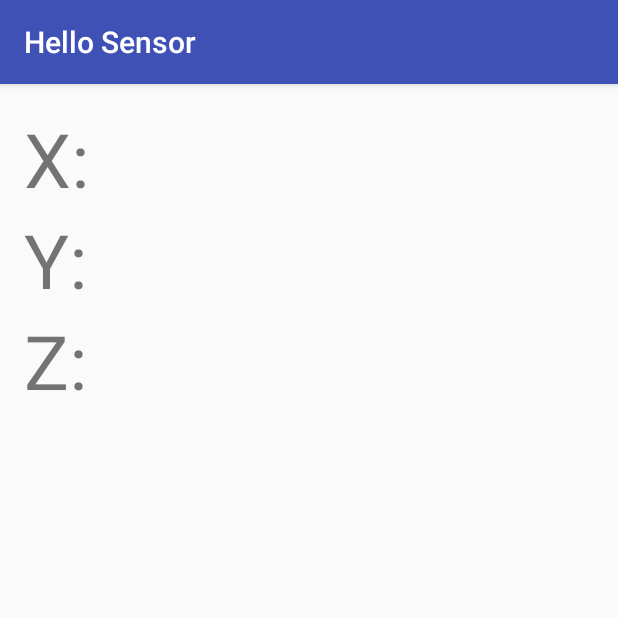
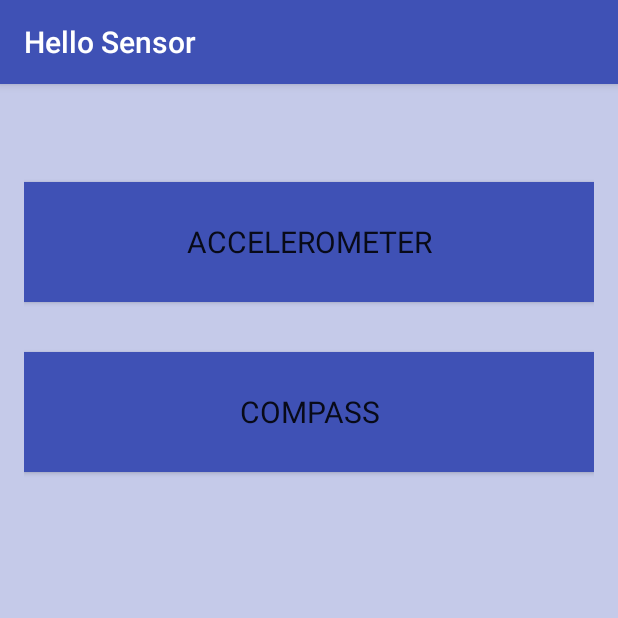
Before and after one commit to johanmansson/HelloSensor, an Android app: the screen it shows after launch (MainActivity before the commit, StartActivity after it), on a phone screen of 412 x 824 dp, the top half of it. Run offline under Robolectric (Android 15) with nearby library versions, the phone set to English and light mode, and no system bars.

Commit message:
Added seperated activities for Accelerometer and Compass. New start activity with buttons to launch each function.

```diff
--- a/app/src/main/AndroidManifest.xml
+++ b/app/src/main/AndroidManifest.xml
@@ -8,13 +8,15 @@
         android:label="@string/app_name"
         android:supportsRtl="true"
         android:theme="@style/AppTheme">
-        <activity android:name=".MainActivity">
+        <activity android:name=".StartActivity">
             <intent-filter>
                 <action android:name="android.intent.action.MAIN" />
 
                 <category android:name="android.intent.category.LAUNCHER" />
             </intent-filter>
         </activity>
+        <activity android:name=".AccelerometerActivity" />
+        <activity android:name=".CompassActivity"></activity>
     </application>
 
 </manifest>
--- a/app/src/main/java/com/example/johanmansson/hellosensor/MainActivity.java
+++ b/app/src/main/java/com/example/johanmansson/hellosensor/AccelerometerActivity.java
@@ -10,7 +10,7 @@ import android.hardware.SensorEvent;
 import android.hardware.SensorEventListener;
 
 
-public class MainActivity extends AppCompatActivity implements SensorEventListener {
+public class AccelerometerActivity extends AppCompatActivity implements SensorEventListener {
 
     private SensorManager SM;
     private Sensor mySensor;
@@ -21,7 +21,7 @@ public class MainActivity extends AppCompatActivity implements SensorEventListen
     @Override
     protected void onCreate(Bundle savedInstanceState) {
         super.onCreate(savedInstanceState);
-        setContentView(R.layout.activity_main);
+        setContentView(R.layout.activity_accelerometer);
 
 
         // Create Sensor Manager
--- /dev/null
+++ b/app/src/main/java/com/example/johanmansson/hellosensor/StartActivity.java
@@ -0,0 +1,43 @@
+package com.example.johanmansson.hellosensor;
+
+import android.content.Intent;
+import android.support.v7.app.AppCompatActivity;
+import android.os.Bundle;
+import android.view.View;
+import android.widget.Button;
+
+public class StartActivity extends AppCompatActivity {
+
+
+    @Override
+    protected void onCreate(Bundle savedInstanceState) {
+        super.onCreate(savedInstanceState);
+        setContentView(R.layout.activity_start);
+
+        Button accelerometer = (Button) findViewById(R.id.button1);
+        Button compass = (Button) findViewById(R.id.button2);
+
+
+        accelerometer.setOnClickListener(new View.OnClickListener() {
+            @Override
+            public void onClick(View v) {
+                startActivity(new Intent(StartActivity.this, AccelerometerActivity.class));
+
+            }
+        });
+
+        compass.setOnClickListener(new View.OnClickListener() {
+            @Override
+            public void onClick(View v) {
+                startActivity(new Intent(StartActivity.this, CompassActivity.class));
+
+            }
+        });
+
+
+
+
+
+
+    }
+}
--- a/app/src/main/res/layout/activity_main.xml
+++ b/app/src/main/res/layout/activity_accelerometer.xml
@@ -7,7 +7,8 @@
     android:paddingLeft="@dimen/activity_horizontal_margin"
     android:paddingRight="@dimen/activity_horizontal_margin"
     android:paddingTop="@dimen/activity_vertical_margin"
-    tools:context="com.example.johanmansson.hellosensor.MainActivity">
+    tools:context=".AccelerometerActivity"
+    android:background="#c5cae9">
 
     <TextView
         android:layout_width="fill_parent"
@@ -17,7 +18,8 @@
         android:id="@+id/textViewX"
         android:layout_alignParentTop="true"
         android:layout_alignParentRight="true"
-        android:layout_alignParentEnd="true" />
+        android:layout_alignParentEnd="true"
+        android:typeface="sans" />
 
     <TextView
         android:layout_width="fill_parent"
@@ -27,7 +29,8 @@
         android:id="@+id/textViewY"
         android:layout_below="@+id/textViewX"
         android:layout_alignParentLeft="true"
-        android:layout_alignParentStart="true" />
+        android:layout_alignParentStart="true"
+        android:typeface="sans" />
 
     <TextView
         android:layout_width="fill_parent"
@@ -37,5 +40,7 @@
         android:id="@+id/textViewZ"
         android:layout_below="@+id/textViewY"
         android:layout_alignParentLeft="true"
-        android:layout_alignParentStart="true" />
+        android:layout_alignParentStart="true"
+        android:typeface="sans" />
+
 </RelativeLayout>
--- /dev/null
+++ b/app/src/main/res/layout/activity_start.xml
@@ -0,0 +1,39 @@
+<?xml version="1.0" encoding="utf-8"?>
+<RelativeLayout xmlns:android="http://schemas.android.com/apk/res/android"
+    xmlns:tools="http://schemas.android.com/tools"
+    android:layout_width="match_parent"
+    android:layout_height="match_parent"
+    android:paddingBottom="@dimen/activity_vertical_margin"
+    android:paddingLeft="@dimen/activity_horizontal_margin"
+    android:paddingRight="@dimen/activity_horizontal_margin"
+    android:paddingTop="@dimen/activity_vertical_margin"
+    tools:context="com.example.johanmansson.hellosensor.StartActivity"
+    android:background="#c5cae9">
+
+    <Button
+        android:layout_width="fill_parent"
+        android:layout_height="80dp"
+        android:text="Accelerometer"
+        android:id="@+id/button1"
+        android:background="#3f51b5"
+        android:layout_marginTop="49dp"
+        android:layout_alignParentTop="true"
+        android:layout_alignParentRight="true"
+        android:layout_alignParentEnd="true"
+        android:layout_alignParentStart="true"
+        android:textSize="20dp"
+        android:typeface="sans" />
+
+    <Button
+        android:layout_width="fill_parent"
+        android:layout_height="80dp"
+        android:text="Compass"
+        android:id="@+id/button2"
+        android:background="#3f51b5"
+        android:layout_marginTop="33dp"
+        android:layout_below="@+id/button1"
+        android:layout_alignParentLeft="true"
+        android:layout_alignParentStart="true"
+        android:textSize="20dp"
+        android:typeface="sans" />
+</RelativeLayout>
```
Also changed, not shown: app/src/main/java/com/example/johanmansson/hellosensor/CompassActivity.java (added, +86 -0 lines), app/src/main/res/layout/activity_compass.xml (added, +36 -0 lines).
